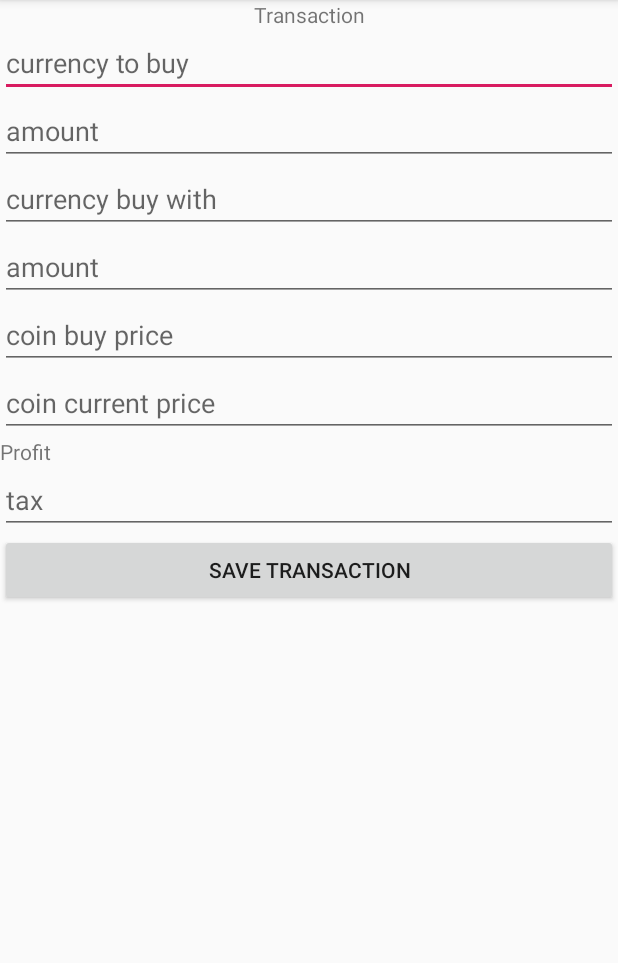
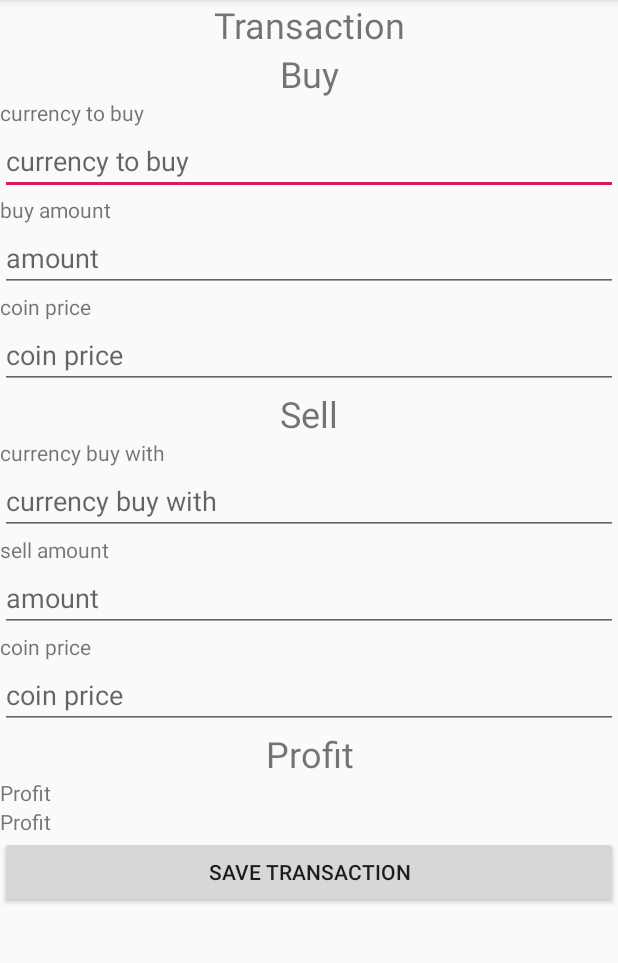
Before and after one commit to tontsa74/CryptoBag, an Android app: the TransactionActivity screen opened directly, with no data from a screen before it, on a phone screen of 412 x 824 dp, the part 84-1047 px from its top. Run offline under Robolectric (Android 15) with nearby library versions, the phone set to English and light mode, and no system bars.

Commit message:
modify transaction layout

```diff
--- a/app/src/main/java/fi/tuni/cryptobag/TransactionActivity.java
+++ b/app/src/main/java/fi/tuni/cryptobag/TransactionActivity.java
@@ -11,7 +11,7 @@ public class TransactionActivity extends BaseActivity {
 
     EditText buyCurrencyEditText, buyAmountEditText;
     EditText sellCurrencyEditText, sellAmountEditText;
-    EditText coinBuyPriceEditText, coinCurrentPriceEditText, taxEditText;
+    EditText coinBuyPriceEditText, coinCurrentPriceEditText;
     TextView profitTextview;
     int position;
 
@@ -28,7 +28,6 @@ public class TransactionActivity extends BaseActivity {
         sellAmountEditText = (EditText) findViewById(R.id.sellAmountEditText);
         coinBuyPriceEditText = (EditText) findViewById(R.id.coinBuyPriceEditText);
         coinCurrentPriceEditText = (EditText) findViewById(R.id.coinCurrentPriceEditText);
-        taxEditText = (EditText) findViewById(R.id.taxEditText);
         profitTextview = (TextView) findViewById(R.id.profitTextview);
 
         Bundle extras = getIntent().getExtras();
@@ -45,7 +44,6 @@ public class TransactionActivity extends BaseActivity {
             coinCurrentPriceEditText.setText("" + transaction.getCoinCurrentPrice());
 
             profitTextview.setText("" + transaction.getProfit()); //TODO: implement proper calculate
-            taxEditText.setText("" + (transaction.getProfit() * 0.34));
         }
     }
 
--- a/app/src/main/res/layout/activity_transaction.xml
+++ b/app/src/main/res/layout/activity_transaction.xml
@@ -11,13 +11,31 @@
         android:layout_width="match_parent"
         android:layout_height="wrap_content"
         android:text="Transaction"
-        android:textAlignment="center"/>
+        android:textAlignment="center"
+        android:textSize="24sp"/>
+
+    <TextView
+        android:layout_width="match_parent"
+        android:layout_height="wrap_content"
+        android:text="Buy"
+        android:textAlignment="center"
+        android:textSize="24sp"/>
+
+    <TextView
+        android:layout_width="match_parent"
+        android:layout_height="wrap_content"
+        android:text="currency to buy"/>
 
     <EditText
         android:id="@+id/buyCurrencyEditText"
         android:layout_width="match_parent"
         android:layout_height="wrap_content"
         android:hint="currency to buy"/>
+
+    <TextView
+        android:layout_width="match_parent"
+        android:layout_height="wrap_content"
+        android:text="buy amount"/>
 
     <EditText
         android:id="@+id/buyAmountEditText"
@@ -26,11 +44,40 @@
         android:hint="amount"
         android:inputType="numberDecimal"/>
 
+    <TextView
+        android:layout_width="match_parent"
+        android:layout_height="wrap_content"
+        android:text="coin price"/>
+
+    <EditText
+        android:id="@+id/coinBuyPriceEditText"
+        android:layout_width="match_parent"
+        android:layout_height="wrap_content"
+        android:hint="coin price"
+        android:inputType="numberDecimal"/>
+
+    <TextView
+        android:layout_width="match_parent"
+        android:layout_height="wrap_content"
+        android:text="Sell"
+        android:textAlignment="center"
+        android:textSize="24sp"/>
+
+    <TextView
+        android:layout_width="match_parent"
+        android:layout_height="wrap_content"
+        android:text="currency buy with"/>
+
     <EditText
         android:id="@+id/sellCurrencyEditText"
         android:layout_width="match_parent"
         android:layout_height="wrap_content"
         android:hint="currency buy with"/>
+
+    <TextView
+        android:layout_width="match_parent"
+        android:layout_height="wrap_content"
+        android:text="sell amount"/>
 
     <EditText
         android:id="@+id/sellAmountEditText"
@@ -39,32 +86,35 @@
         android:hint="amount"
         android:inputType="numberDecimal"/>
 
-    <EditText
-        android:id="@+id/coinBuyPriceEditText"
+    <TextView
         android:layout_width="match_parent"
         android:layout_height="wrap_content"
-        android:hint="coin buy price"
-        android:inputType="numberDecimal"/>
+        android:text="coin price"/>
 
     <EditText
         android:id="@+id/coinCurrentPriceEditText"
         android:layout_width="match_parent"
         android:layout_height="wrap_content"
-        android:hint="coin current price"
+        android:hint="coin price"
         android:inputType="numberDecimal"/>
+
+    <TextView
+        android:layout_width="match_parent"
+        android:layout_height="wrap_content"
+        android:text="Profit"
+        android:textAlignment="center"
+        android:textSize="24sp"/>
+
+    <TextView
+        android:layout_width="match_parent"
+        android:layout_height="wrap_content"
+        android:text="Profit"/>
 
     <TextView
         android:id="@+id/profitTextview"
         android:layout_width="match_parent"
         android:layout_height="wrap_content"
         android:text="Profit"/>
-
-    <EditText
-        android:id="@+id/taxEditText"
-        android:layout_width="match_parent"
-        android:layout_height="wrap_content"
-        android:hint="tax"
-        android:inputType="numberDecimal"/>
 
     <Button
         android:layout_width="match_parent"
```
